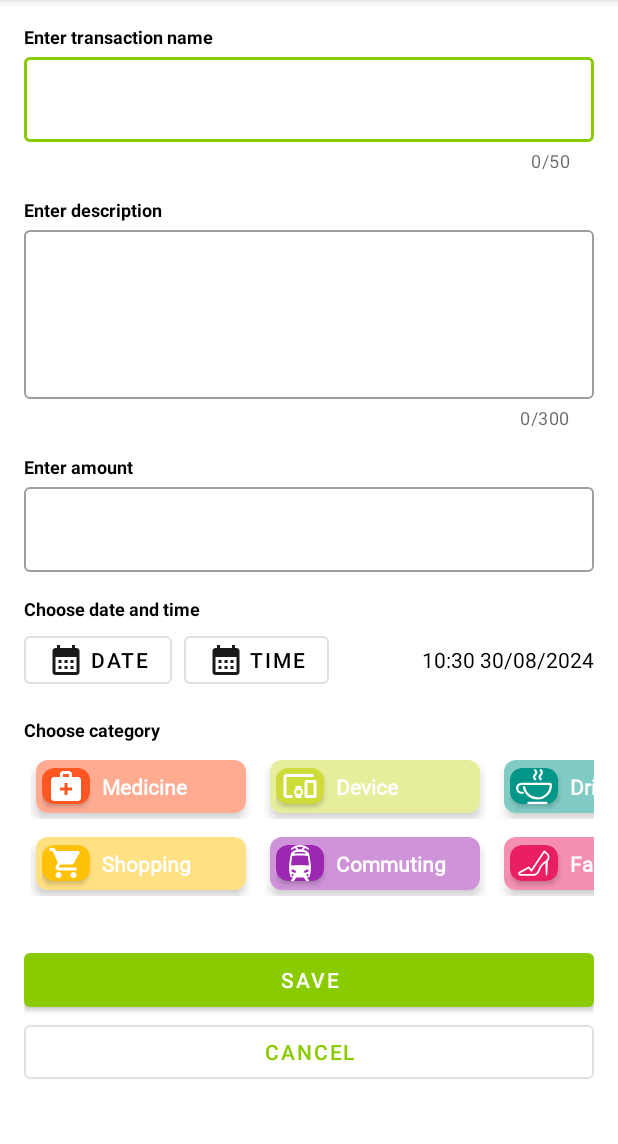
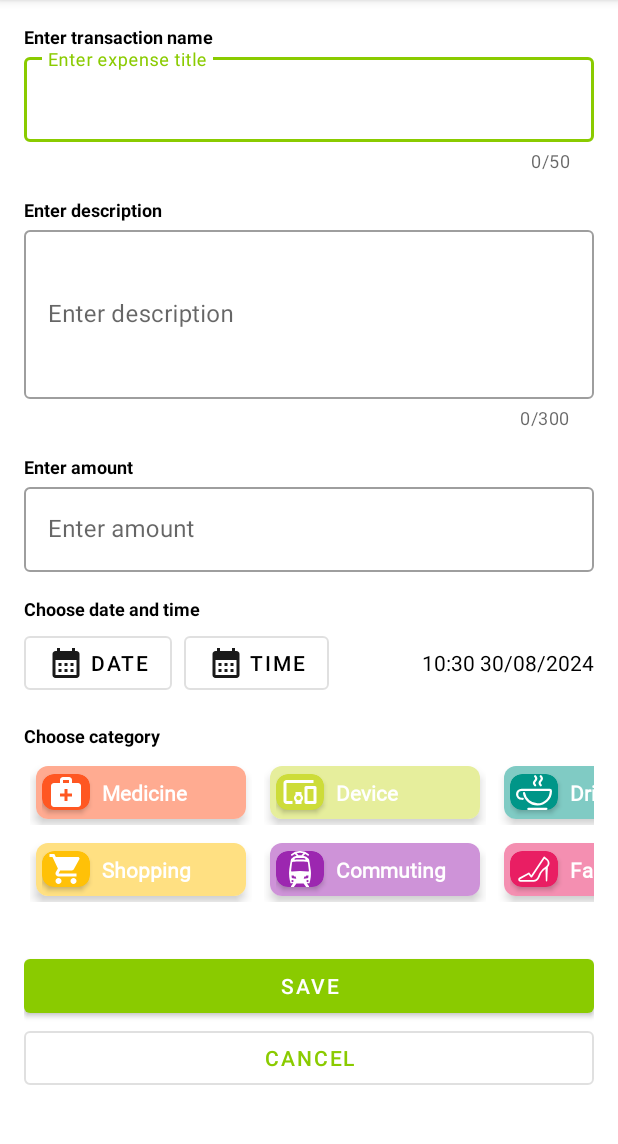
Before and after one commit to wuocdat/Money-Manager, an Android app: the NewExpenseActivity screen opened directly, with no data from a screen before it, on a phone screen of 412 x 824 dp, the part 84-1228 px from its top. Run offline under Robolectric (Android 15) with nearby library versions, the phone set to English and light mode, and no system bars.

Commit message:
add content labels to views

```diff
--- a/app/src/main/res/layout/activity_detail.xml
+++ b/app/src/main/res/layout/activity_detail.xml
@@ -25,6 +25,7 @@
             android:id="@+id/detail_activity_menu"
             android:layout_width="match_parent"
             android:layout_height="wrap_content"
+            android:hint="@string/choose_category"
             android:inputType="none" />
 
     </com.google.android.material.textfield.TextInputLayout>
@@ -75,6 +76,7 @@
             android:id="@+id/detail_activity_calendar_imageView"
             android:layout_width="wrap_content"
             android:layout_height="match_parent"
+            android:contentDescription="@string/range_date_picker_calendar"
             android:padding="8dp"
             app:srcCompat="@drawable/ic_calendar" />
     </LinearLayout>
@@ -84,5 +86,6 @@
         android:layout_width="match_parent"
         android:layout_height="0dp"
         android:layout_weight="1"
+        android:contentDescription="@string/filtered_expense_list"
         android:layout_marginHorizontal="8dp"/>
 </LinearLayout>
--- a/app/src/main/res/layout/activity_new_expense.xml
+++ b/app/src/main/res/layout/activity_new_expense.xml
@@ -39,6 +39,7 @@
                     android:id="@+id/nameTransaction"
                     android:layout_width="match_parent"
                     android:layout_height="wrap_content"
+                    android:hint="@string/add_expense_title"
                     android:maxLength="@integer/expense_title_length"
                     android:maxLines="1" />
 
@@ -64,6 +65,7 @@
                     android:id="@+id/descriptionTrans"
                     android:layout_width="match_parent"
                     android:layout_height="wrap_content"
+                    android:hint="@string/enter_description"
                     android:lines="4"
                     android:maxLength="@integer/description_length" />
 
@@ -90,6 +92,7 @@
                     android:layout_width="match_parent"
                     android:layout_height="wrap_content"
                     android:inputType="number"
+                    android:hint="@string/enter_amount"
                     android:maxLength="@integer/money_amount_input_length" />
 
             </com.google.android.material.textfield.TextInputLayout>
@@ -116,7 +119,7 @@
                     android:id="@+id/chooseDateButton"
                     style="@style/Widget.MaterialComponents.Button.OutlinedButton"
                     android:layout_width="wrap_content"
-                    android:layout_height="wrap_content"
+                    android:layout_height="48dp"
                     android:minWidth="0dp"
                     android:minHeight="0dp"
                     android:text="@string/date"
@@ -128,7 +131,7 @@
                     android:id="@+id/chooseTimeButton"
                     style="@style/Widget.MaterialComponents.Button.OutlinedButton"
                     android:layout_width="wrap_content"
-                    android:layout_height="wrap_content"
+                    android:layout_height="48dp"
                     android:layout_marginStart="8dp"
                     android:minWidth="0dp"
                     android:minHeight="0dp"
@@ -143,7 +146,7 @@
                     android:layout_height="match_parent"
                     android:layout_weight="1"
                     android:gravity="clip_vertical|center_vertical|end"
-                    android:text="20 Apr, 2023"
+                    android:text="@string/_20_apr_2023"
                     android:textAlignment="gravity"
                     android:textColor="@color/black" />
 
--- a/app/src/main/res/layout/item_category.xml
+++ b/app/src/main/res/layout/item_category.xml
@@ -1,7 +1,6 @@
 <?xml version="1.0" encoding="utf-8"?>
 <LinearLayout xmlns:android="http://schemas.android.com/apk/res/android"
     xmlns:app="http://schemas.android.com/apk/res-auto"
-    xmlns:tools="http://schemas.android.com/tools"
     android:layout_width="wrap_content"
     android:layout_height="wrap_content"
     android:gravity="center_horizontal"
@@ -21,6 +20,7 @@
             android:id="@+id/item_category_container"
             android:layout_width="140dp"
             android:layout_height="35dp"
+            android:contentDescription="@string/category_selection_item"
             android:background="@color/red200"
             android:gravity="center_vertical"
             android:paddingHorizontal="4dp"
@@ -40,6 +40,7 @@
                     android:layout_width="wrap_content"
                     android:layout_height="wrap_content"
                     android:paddingHorizontal="4dp"
+                    android:contentDescription="@string/expense_category_logo"
                     app:srcCompat="@drawable/ic_device"
                     app:tint="@color/white" />
             </androidx.cardview.widget.CardView>
@@ -49,19 +50,20 @@
                 android:layout_width="wrap_content"
                 android:layout_height="wrap_content"
                 android:fontFamily="@font/roboto"
-                android:paddingLeft="8dp"
-                android:paddingRight="16dp"
-                android:text="Commuting"
+                android:paddingStart="8dp"
+                android:paddingEnd="16dp"
+                android:text="@string/commuting"
                 android:textColor="@color/white"
                 android:textStyle="bold"
                 android:visibility="visible" />
 
             <ImageView
                 android:id="@+id/item_category_check_image"
-                android:layout_width="wrap_content"
+                android:layout_width="0dp"
                 android:layout_height="wrap_content"
                 android:layout_weight="1"
                 android:visibility="gone"
+                android:contentDescription="@string/selected_category_icon"
                 app:srcCompat="@drawable/ic_check"
                 app:tint="@color/white" />
         </LinearLayout>
--- a/app/src/main/res/menu/bottom_navigation_menu.xml
+++ b/app/src/main/res/menu/bottom_navigation_menu.xml
@@ -11,11 +11,11 @@
 
     <item
         android:enabled="false"
-        android:title="Home" />
+        android:title="@string/home_hidden" />
 
     <item
         android:enabled="false"
-        android:title="History" />
+        android:title="@string/history_hidden" />
 
     <item
         android:id="@+id/menu_process"
--- a/app/src/main/res/values/strings.xml
+++ b/app/src/main/res/values/strings.xml
@@ -68,4 +68,12 @@
     <string name="lack_of_info">Please check the information again!</string>
     <string name="created_exp_successfully">Successfully created new expense!</string>
     <string name="date_format_invalid">Date format invalid</string>
+    <string name="category_selection_item" translatable="false">Category item</string>
+    <string name="range_date_picker_calendar">Select a date range from the calendar</string>
+    <string name="filtered_expense_list">List of spending results</string>
+    <string name="home_hidden" translatable="false">Home-hidden</string>
+    <string name="history_hidden" translatable="false">History-hidden</string>
+    <string name="expense_category_logo">category logo</string>
+    <string name="selected_category_icon">Selected category icon</string>
+    <string name="_20_apr_2023" translatable="false">20 Apr, 2023</string>
 </resources>
```
Also changed, not shown: 3 other files.
